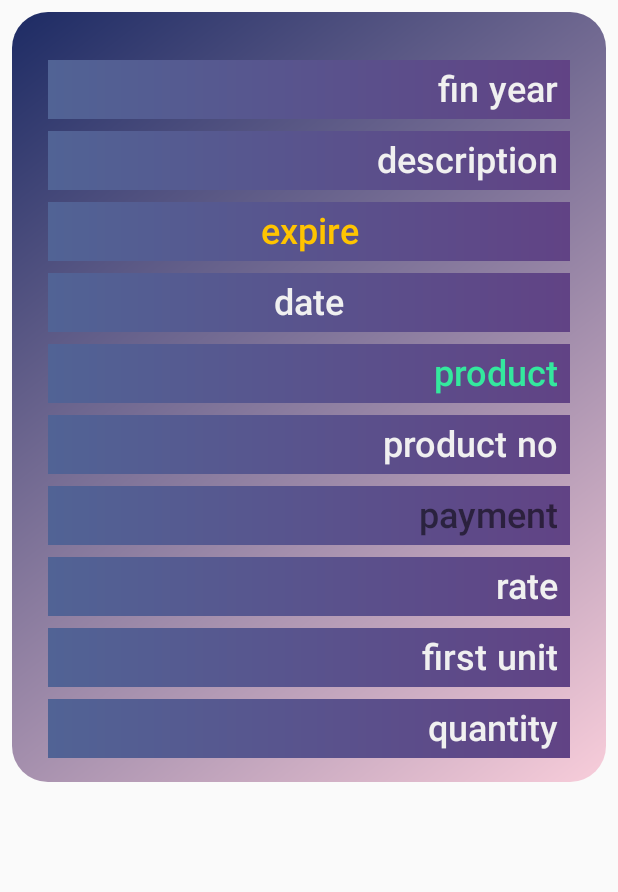
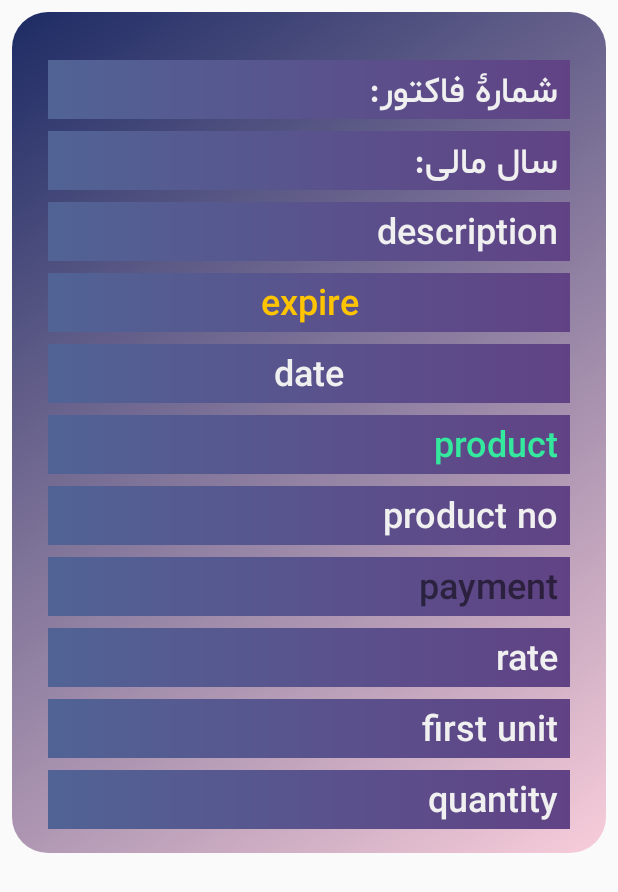
Before and after one commit to pouyamiralayi/andfun-kotlin-sleep-tracker-with-recyclerview-master, an Android app: the layout seller_item_view.xml on its own in the app's theme, with its tools: preview values and no code run, on a phone screen of 412 x 824 dp. Shown: the top 892 px of the screen. Run offline under Robolectric (Android 15) with nearby library versions, the phone set to English and light mode, and no system bars; Roboto replaces fonts that are not available here.

Commit message:
ui: record no

```diff
--- a/app/src/main/java/com/pouyamiralayi/android/datatracker/datatracker/DataViewModelFactory.kt
+++ b/app/src/main/java/com/pouyamiralayi/android/datatracker/datatracker/DataViewModelFactory.kt
@@ -5,11 +5,13 @@ import androidx.lifecycle.ViewModelProvider
 
 class DataViewModelFactory(
         private val customerName: String,
-        private val customerNo: String) : ViewModelProvider.Factory {
+        private val customerNo: String,
+        private val jwt: String
+) : ViewModelProvider.Factory {
     @Suppress("unchecked_cast")
     override fun <T : ViewModel?> create(modelClass: Class<T>): T {
         if (modelClass.isAssignableFrom(DataViewModel::class.java)) {
-            return DataViewModel(customerName, customerNo) as T
+            return DataViewModel(customerName, customerNo, jwt) as T
         }
         throw IllegalArgumentException("Unknown ViewModel class")
     }
--- a/app/src/main/java/com/pouyamiralayi/android/datatracker/login/LoginFragment.kt
+++ b/app/src/main/java/com/pouyamiralayi/android/datatracker/login/LoginFragment.kt
@@ -25,7 +25,7 @@ class LoginFragment : Fragment(){
             it?.let{
                 if(it){
                     findNavController()
-                            .navigate(LoginFragmentDirections.actionLoginFragmentToSleepTrackerFragment(viewModel.customer_name.value ?: "", viewModel.username.value ?: ""))
+                            .navigate(LoginFragmentDirections.actionLoginFragmentToSleepTrackerFragment(viewModel.customer_name.value ?: "", viewModel.username.value ?: "", viewModel.jwt.value ?: ""))
                     viewModel.onNavigateToCustomersCompleted()
                 }
             }
--- a/app/src/main/java/com/pouyamiralayi/android/datatracker/network/StrapiApiService.kt
+++ b/app/src/main/java/com/pouyamiralayi/android/datatracker/network/StrapiApiService.kt
@@ -26,14 +26,14 @@ private val retrofit = Retrofit.Builder()
 
 interface StrapiApiService {
     @GET("customers")
-    fun getCustomers(@Query("customer_no") customer_no: String):
+    fun getCustomers(@Header("Authorization") token:String, @Query("customer_no") customer_no: String):
             Deferred<List<Customer>>
 
     @GET("sellers")
-    fun getSellers(@Query("seller_no") seller_no: String):
+    fun getSellers(@Header("Authorization") token:String , @Query("seller_no") seller_no: String):
             Deferred<List<Seller>>
 
-    @POST("auth/local")
+    @POST("login")
     @FormUrlEncoded
     fun login(@Field("identifier") identifier: String, @Field("password") password: String):
         Deferred<LoginResp>
--- a/app/src/main/java/com/pouyamiralayi/android/datatracker/ui/BindingUtils.kt
+++ b/app/src/main/java/com/pouyamiralayi/android/datatracker/ui/BindingUtils.kt
@@ -94,10 +94,10 @@ fun TextView.setExDate(date: String) {
         val splitted = date.split('T')[0]
         val persianDateFormat = PersianDateFormat("yyyy-MM-dd")
         val formatted = persianDateFormat.parseGrg(splitted)
-        setText("تاریخ انقضا: " + PersianDateFormat.format(formatted, "l j F Y"))
+        setText("تاریخ سررسید: " + PersianDateFormat.format(formatted, "l j F Y"))
     }
     catch(t: Throwable){
-        setText("تاریخ انقضا: " + "تعریف نشده است")
+        setText("تاریخ سررسید: " + "تعریف نشده است")
     }
 }
 
--- a/app/src/main/java/com/pouyamiralayi/android/datatracker/ui/TrackerFragment.kt
+++ b/app/src/main/java/com/pouyamiralayi/android/datatracker/ui/TrackerFragment.kt
@@ -48,7 +48,7 @@ class TrackerFragment : Fragment() {
             TrackerFragmentArgs.fromBundle(it)
         }
         val viewModelFactory = DataViewModelFactory(args?.customerName ?: "", args?.customerNo
-                ?: "")
+                ?: "", args?.jwt ?: "")
         val viewModel = ViewModelProviders.of(this, viewModelFactory).get(DataViewModel::class.java)
 
         binding.viewModel = viewModel
--- a/app/src/main/res/layout/seller_item_view.xml
+++ b/app/src/main/res/layout/seller_item_view.xml
@@ -13,13 +13,32 @@
         android:orientation="vertical"
         android:padding="16dp">
 
+        <TextView
+            android:id="@+id/recordNo"
+            android:layout_width="0dp"
+            android:layout_height="wrap_content"
+            android:layout_marginStart="8dp"
+            android:layout_marginTop="16dp"
+            android:layout_marginEnd="8dp"
+            android:background="@drawable/gradient_4"
+            android:fontFamily="@font/shabnam_medium"
+            android:paddingLeft="8dp"
+            android:paddingRight="8dp"
+            android:text="@{@string/recordNo + ` ` + seller.recordNo}"
+            android:textColor="@color/white_text_color"
+            android:textDirection="rtl"
+            android:textSize="24sp"
+            app:layout_constraintEnd_toEndOf="parent"
+            app:layout_constraintStart_toStartOf="parent"
+            app:layout_constraintTop_toTopOf="parent"
+            tools:text="@string/recordNo" />
 
         <TextView
             android:id="@+id/finView"
             android:layout_width="0dp"
             android:layout_height="wrap_content"
             android:layout_marginStart="8dp"
-            android:layout_marginTop="16dp"
+            android:layout_marginTop="8dp"
             android:layout_marginEnd="8dp"
             android:background="@drawable/gradient_4"
             android:fontFamily="@font/shabnam_medium"
@@ -31,8 +50,8 @@
             android:textSize="24sp"
             app:layout_constraintEnd_toEndOf="parent"
             app:layout_constraintStart_toStartOf="parent"
-            app:layout_constraintTop_toTopOf="parent"
-            tools:text="fin year" />
+            app:layout_constraintTop_toBottomOf="@id/recordNo"
+            tools:text="@string/finYear" />
 
         <TextView
             android:id="@+id/descView"
--- a/app/src/main/res/navigation/navigation.xml
+++ b/app/src/main/res/navigation/navigation.xml
@@ -43,6 +43,9 @@
         <argument
             android:name="customerNo"
             app:argType="string" />
+        <argument
+            android:name="jwt"
+            app:argType="string" />
     </fragment>
     <fragment
         android:id="@+id/loginFragment"
--- a/app/src/main/res/values/strings.xml
+++ b/app/src/main/res/values/strings.xml
@@ -58,6 +58,7 @@
     <string name="seconds_length">%d seconds on %s</string>
     <!--app specific-->
     <string name="display_price">$%,.0f</string>
+    <string name="recordNo">شمارۀ فاکتور:</string>
     <string name="finYear">سال مالی:</string>
     <string name="owed">بدهکار:</string>
     <string name="owned">بستانکار:</string>
```
Also changed, not shown: app/src/main/java/com/pouyamiralayi/android/datatracker/datatracker/DataViewModel.kt (+14 -9 lines), app/src/main/java/com/pouyamiralayi/android/datatracker/login/LoginViewModel.kt (+5 -2 lines).
